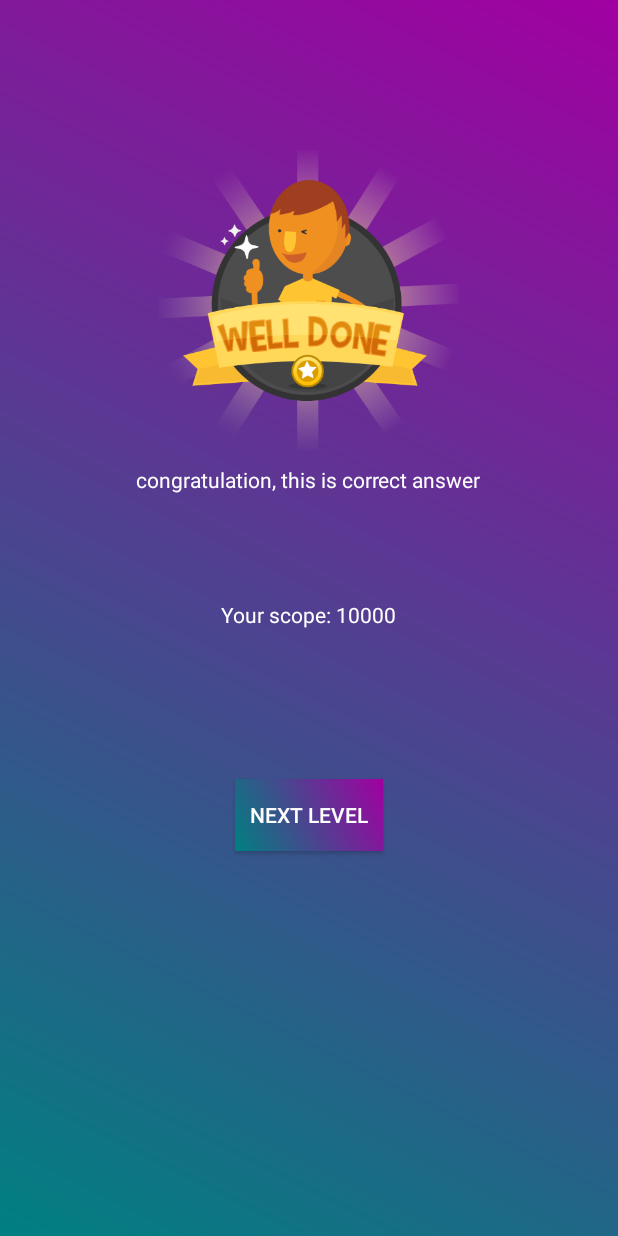
After one commit to vietnguyenhoangw/WhoWantstobeaMilionare, an Android app: the NextLevelScreen screen opened directly, with no data from a screen before it, on a phone screen of 412 x 824 dp. The commit adds this screen. Run offline under Robolectric (Android 15) with nearby library versions, the phone set to English and light mode, and no system bars.

Commit message:
[UPD] - :construction: continue bulding (play game, done game, next level etc...)

```diff
--- a/app/src/main/AndroidManifest.xml
+++ b/app/src/main/AndroidManifest.xml
@@ -11,7 +11,9 @@
         android:roundIcon="@mipmap/ic_launcher_round"
         android:supportsRtl="true"
         android:theme="@style/AppTheme">
-        <activity android:name=".MenuScreen"></activity>
+        <activity android:name=".NextLevelScreen"></activity>
+        <activity android:name=".DoneGameScreen" />
+        <activity android:name=".MenuScreen" />
         <activity android:name=".WelcomeScreen">
             <intent-filter>
                 <action android:name="android.intent.action.MAIN" />
@@ -19,7 +21,7 @@
                 <category android:name="android.intent.category.LAUNCHER" />
             </intent-filter>
         </activity>
-        <activity android:name=".MainActivity"></activity>
+        <activity android:name=".MainActivity" />
     </application>
 
 </manifest>
--- /dev/null
+++ b/app/src/main/java/com/example/whowanttobeamilionare/NextLevelScreen.java
@@ -0,0 +1,30 @@
+package com.example.whowanttobeamilionare;
+
+import androidx.appcompat.app.AppCompatActivity;
+
+import android.content.Intent;
+import android.os.Bundle;
+import android.view.View;
+import android.widget.Button;
+
+public class NextLevelScreen extends AppCompatActivity {
+
+    Button btnNextLevel;
+
+    @Override
+    protected void onCreate(Bundle savedInstanceState) {
+        super.onCreate(savedInstanceState);
+        setContentView(R.layout.activity_next_level_screen);
+
+        btnNextLevel = findViewById(R.id.btnNextLevel);
+        btnNextLevel.setOnClickListener(new View.OnClickListener() {
+            @Override
+            public void onClick(View view) {
+                Intent intent = new Intent(NextLevelScreen.this, MainActivity.class);
+
+                startActivity(intent);
+                finish();
+            }
+        });
+    }
+}
--- /dev/null
+++ b/app/src/main/res/layout/activity_next_level_screen.xml
@@ -0,0 +1,51 @@
+<?xml version="1.0" encoding="utf-8"?>
+<RelativeLayout xmlns:android="http://schemas.android.com/apk/res/android"
+    xmlns:app="http://schemas.android.com/apk/res-auto"
+    xmlns:tools="http://schemas.android.com/tools"
+    android:layout_width="match_parent"
+    android:layout_height="match_parent"
+    android:background="@drawable/background_main_color"
+    tools:context=".DoneGameScreen">
+
+    <ImageView
+        android:id="@+id/img_Correct"
+        android:layout_marginTop="100dp"
+        android:layout_centerHorizontal="true"
+        android:src="@drawable/correct"
+        android:layout_width="200dp"
+        android:layout_height="200dp"/>
+
+    <TextView
+        android:id="@+id/tv_sorry"
+        android:layout_marginTop="10dp"
+        android:text="congratulation, this is correct answer"
+        android:textColor="@android:color/white"
+        android:layout_centerHorizontal="true"
+        android:layout_below="@+id/img_Correct"
+        android:layout_width="wrap_content"
+        android:layout_height="wrap_content"/>
+
+    <TextView
+        android:id="@+id/tv_scope"
+        android:layout_marginTop="100dp"
+        android:text="Your scope: 10000"
+        android:textColor="@android:color/white"
+        android:layout_centerHorizontal="true"
+        android:layout_below="@+id/img_Correct"
+        android:layout_width="wrap_content"
+        android:layout_height="wrap_content"/>
+
+    <Button
+        android:id="@+id/btnNextLevel"
+        android:padding="10dp"
+        android:background="@drawable/background_main_color"
+        android:layout_marginTop="100dp"
+        android:text="Next Level"
+        android:textColor="@android:color/white"
+        android:layout_centerHorizontal="true"
+        android:layout_below="@+id/tv_scope"
+        android:layout_width="wrap_content"
+        android:layout_height="wrap_content"/>
+
+
+</RelativeLayout>
```
Also changed, not shown: app/src/main/java/com/example/whowanttobeamilionare/DoneGameScreen.java (added, +30 -0 lines), app/src/main/java/com/example/whowanttobeamilionare/MainActivity.java (+22 -7 lines), app/src/main/java/com/example/whowanttobeamilionare/MenuScreen.java (+8 -2 lines), app/src/main/res/layout/activity_done_game_screen.xml (added, +51 -0 lines), app/src/main/res/drawable-xhdpi/correct.png (added), app/src/main/res/drawable-xhdpi/wrong.png (added).
